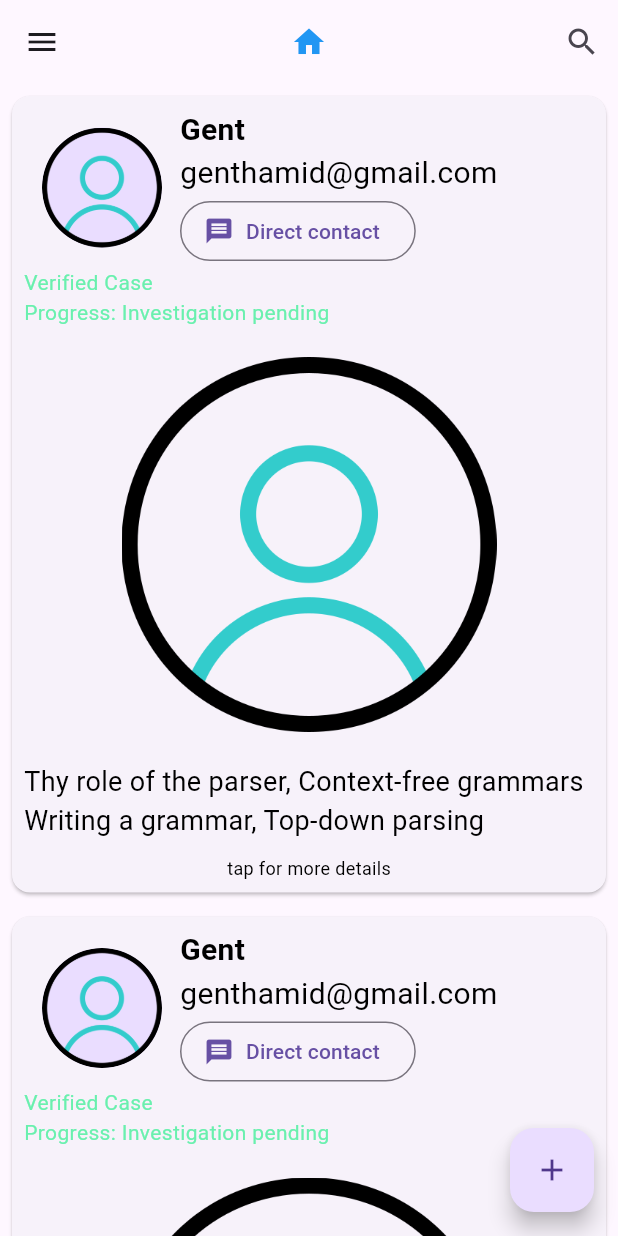
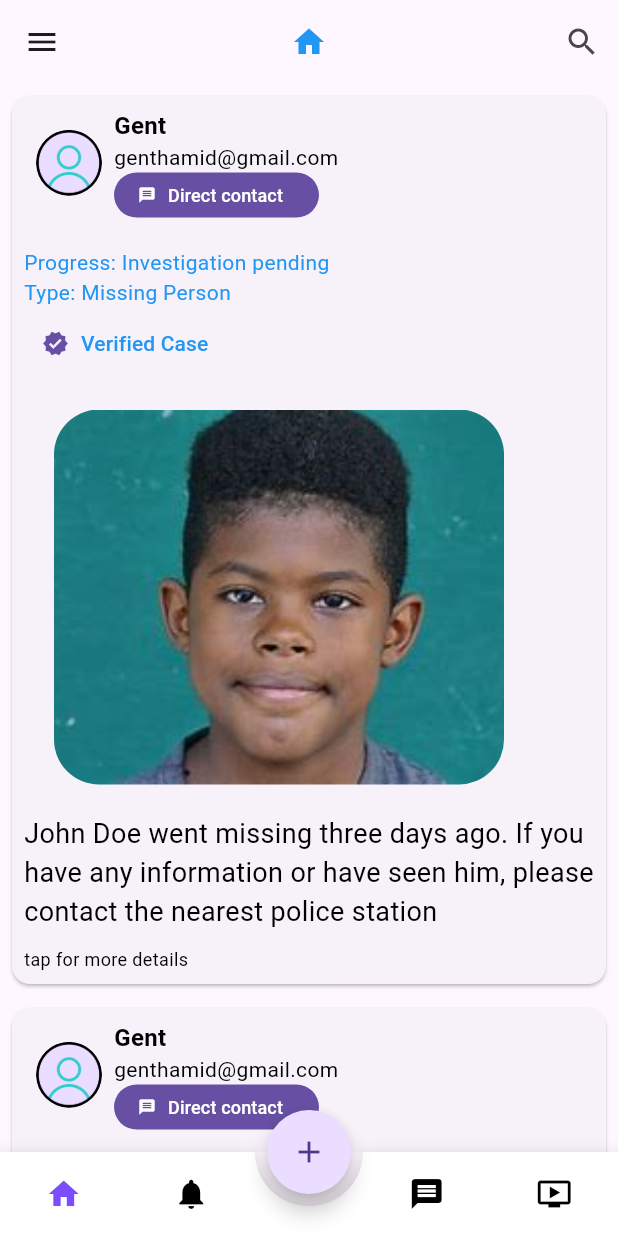
Before and after one commit to Ahmadu-Suleiman/CASE, a Flutter app: the screen it shows after launch, on a phone screen of 412 x 824 dp. Run offline on Flutter 3.47's test engine with Material 3 defaults, Android fonts, the phone set to English and light mode, and no system bars; drawn by our look-alikes of animated_bottom_navigation_bar.

Commit message:
improved the main page user interface

```diff
--- a/lib/case_card.dart
+++ b/lib/case_card.dart
@@ -2,6 +2,7 @@ import 'package:flutter/material.dart';
 
 class CaseCard extends StatelessWidget {
   final String text;
+
   const CaseCard({
     super.key,
     required this.text,
@@ -13,14 +14,16 @@ class CaseCard extends StatelessWidget {
       margin: const EdgeInsets.all(8),
       child: Padding(
         padding: const EdgeInsets.all(8.0),
-        child: Column(children: <Widget>[
+        child: Column(
+            crossAxisAlignment: CrossAxisAlignment.start,
+            children: <Widget>[
               Row(
                 children: [
                   const Padding(
-                padding: EdgeInsets.all(12.0),
+                    padding: EdgeInsets.all(8.0),
                     child: CircleAvatar(
                       backgroundImage: AssetImage('assets/profile.png'),
-                  radius: 40,
+                      radius: 22,
                     ),
                   ),
                   const SizedBox(
@@ -33,7 +36,7 @@ class CaseCard extends StatelessWidget {
                       const Text(
                         'Gent',
                         style: TextStyle(
-                      fontSize: 20,
+                          fontSize: 16,
                           fontWeight: FontWeight.bold,
                           color: Colors.black,
                         ),
@@ -41,46 +44,66 @@ class CaseCard extends StatelessWidget {
                       const Text(
                         'genthamid@gmail.com',
                         style: TextStyle(
-                      fontSize: 20,
+                          fontSize: 14,
                           color: Colors.black,
                         ),
                       ),
-                  OutlinedButton.icon(
+                      SizedBox(
+                        height: 30,
+                        child: FilledButton.icon(
+                            style: const ButtonStyle(),
                             onPressed: () {},
                             icon: const Icon(
                               Icons.message,
-                        size: 20,
+                              size: 12,
                             ),
-                      label: const Text('Direct contact'))
+                            label: const Text(
+                              'Direct contact',
+                              style: TextStyle(fontSize: 12),
+                            )),
+                      )
                     ],
                   ),
                 ],
               ),
-          const Column(
-            crossAxisAlignment: CrossAxisAlignment.stretch,
-            children: [
-              Text(
+              const SizedBox(
+                height: 20,
+              ),
+              const Text(
+                'Progress: Investigation pending',
+                style: TextStyle(
+                  fontSize: 14,
+                  color: Colors.blue,
+                ),
+              ),
+              const Text(
+                'Type: Missing Person',
+                style: TextStyle(
+                  fontSize: 14,
+                  color: Colors.blue,
+                ),
+              ),
+              TextButton.icon(
+                onPressed: () {},
+                icon: const Icon(Icons.verified),
+                label: const Text(
                   'Verified Case',
                   style: TextStyle(
                     fontSize: 14,
-                  color: Colors.greenAccent,
+                    color: Colors.blue,
                   ),
                 ),
-              Text(
-                'Progress: Investigation pending',
-                style: TextStyle(
-                  fontSize: 14,
-                  color: Colors.greenAccent,
               ),
+              Padding(
+                padding: const EdgeInsets.all(20.0),
+                child: ClipRRect(
+                  borderRadius: BorderRadius.circular(30.0),
+                  child: const Image(
+                    image: AssetImage('assets/child.jpg'),
+                    width: 300,
+                    height: 250,
+                    fit: BoxFit.cover,
                   ),
-            ],
-          ),
-          const Padding(
-            padding: EdgeInsets.all(20.0),
-            child: Image(
-              image: AssetImage('assets/profile.png'),
-              width: 250,
-              height: 250,
                 ),
               ),
               Text(
--- a/lib/main.dart
+++ b/lib/main.dart
@@ -1,4 +1,5 @@
 import 'package:flutter/material.dart';
+import 'package:animated_bottom_navigation_bar/animated_bottom_navigation_bar.dart';
 import 'case_card.dart';
 
 void main() {
@@ -11,15 +12,16 @@ class HomeWidget extends StatefulWidget {
 }
 
 class _HomeWidgetState extends State<HomeWidget> {
+  int bottomNavIndex = 0;
+
   List<String> texts = [
-    'Thy role of the parser, Context-free grammars Writing a grammar, Top-down parsing',
-    'Thy role of the parser, Context-free grammars Writing a grammar, Top-down parsing',
-    'Thy role of the parser, Context-free grammars Writing a grammar, Top-down parsing',
-    'Thy role of the parser, Context-free grammars Writing a grammar, Top-down parsing',
-    'Thy role of the parser, Context-free grammars Writing a grammar, Top-down parsing',
-    'Thy role of the parser, Context-free grammars Writing a grammar, Top-down parsing',
-    'Thy role of the parser, Context-free grammars Writing a grammar, Top-down parsing',
-    'Thy role of the parser, Context-free grammars Writing a grammar, Top-down parsing',
+    'John Doe went missing three days ago. If you have any information or have seen him, please contact the nearest police station immediately.',
+    'John Doe went missing three days ago. If you have any information or have seen him, please contact the nearest police station immediately.',
+    'John Doe went missing three days ago. If you have any information or have seen him, please contact the nearest police station immediately.',
+    'John Doe went missing three days ago. If you have any information or have seen him, please contact the nearest police station immediately.',
+    'John Doe went missing three days ago. If you have any information or have seen him, please contact the nearest police station immediately.',
+    'John Doe went missing three days ago. If you have any information or have seen him, please contact the nearest police station immediately.',
+    'John Doe went missing three days ago. If you have any information or have seen him, please contact the nearest police station immediately.',
   ];
 
   Widget template(text) {
@@ -76,7 +78,8 @@ class _HomeWidgetState extends State<HomeWidget> {
                   ),
                 ),
                 ListTile(
-                  title: const Text('Item 1'),
+                  title: const Text('Case catalog'),
+                  leading: const Icon(Icons.folder),
                   onTap: () {
                     // Update the state of the app
                     // ...
@@ -85,7 +88,18 @@ class _HomeWidgetState extends State<HomeWidget> {
                   },
                 ),
                 ListTile(
-                  title: const Text('Item 2'),
+                  title: const Text('Communities'),
+                  leading: const Icon(Icons.people),
+                  onTap: () {
+                    // Update the state of the app
+                    // ...
+                    // Then close the drawer
+                    Navigator.pop(context);
+                  },
+                ),
+                ListTile(
+                  title: const Text('Help'),
+                  leading: const Icon(Icons.help),
                   onTap: () {
                     // Update the state of the app
                     // ...
@@ -104,7 +118,23 @@ class _HomeWidgetState extends State<HomeWidget> {
             }),
         floatingActionButton: FloatingActionButton(
           onPressed: () {},
+          shape: const CircleBorder(),
           child: const Icon(Icons.add),
+        ),
+        floatingActionButtonLocation: FloatingActionButtonLocation.centerDocked,
+        bottomNavigationBar: AnimatedBottomNavigationBar(
+          icons: const <IconData>[
+            Icons.home,
+            Icons.notifications,
+            Icons.message,
+            Icons.ondemand_video,
+          ],
+          activeIndex: bottomNavIndex,
+          gapLocation: GapLocation.center,
+          notchMargin: 8,
+          notchSmoothness: NotchSmoothness.sharpEdge,
+          onTap: (index) => setState(() => bottomNavIndex = index),
+          backgroundColor: Colors.white,
         ),
       ),
     );
--- a/pubspec.yaml
+++ b/pubspec.yaml
@@ -30,6 +30,7 @@ environment:
 dependencies:
   flutter:
     sdk: flutter
+  animated_bottom_navigation_bar: ^1.3.2
 
   # The following adds the Cupertino Icons font to your application.
   # Use with the CupertinoIcons class for iOS style icons.
```
Also changed, not shown: assets/child.jpg (added), assets/child2.jpg (added), assets/child3.jpg (added), pubspec.lock. Lines whose indentation alone changed are shown as unchanged.
